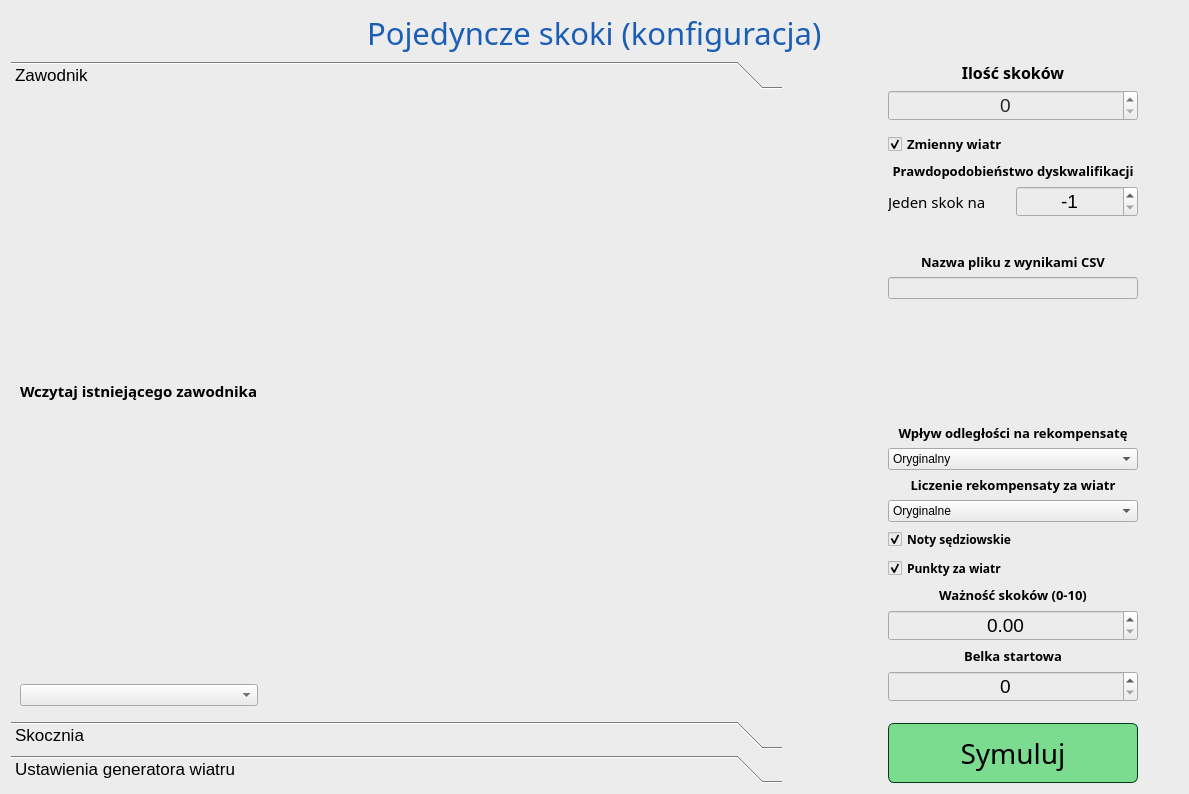
This is source/UI/SingleJumps/SingleJumpsConfigWindow.ui in SiekamCebule/sj-sim as Qt 5 draws it before an edit. The edited form follows.
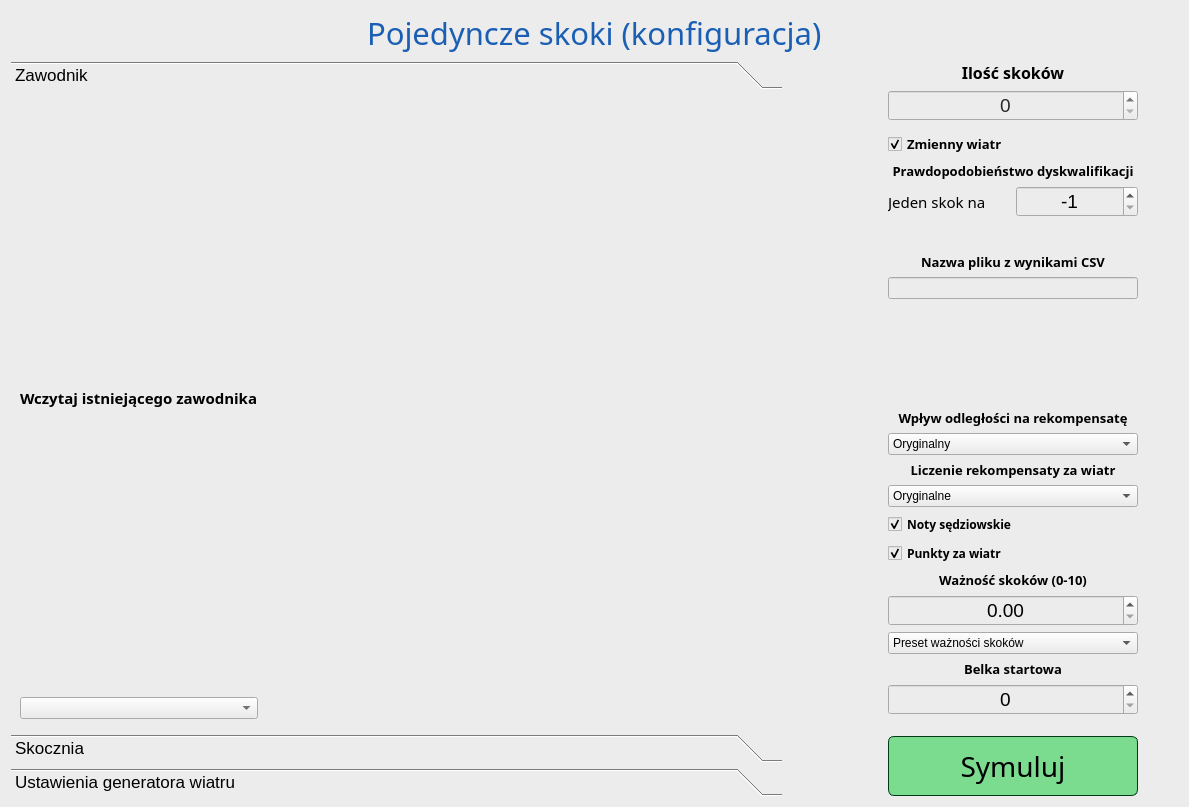
This is the edited form.

```diff
--- a/source/UI/SingleJumps/SingleJumpsConfigWindow.ui
+++ b/source/UI/SingleJumps/SingleJumpsConfigWindow.ui
@@ -7,7 +7,7 @@
     <x>0</x>
     <y>0</y>
     <width>1189</width>
-    <height>794</height>
+    <height>807</height>
    </rect>
   </property>
   <property name="sizePolicy">
@@ -110,7 +110,7 @@
           <x>0</x>
           <y>0</y>
           <width>757</width>
-          <height>619</height>
+          <height>632</height>
          </rect>
         </property>
         <attribute name="label">
@@ -808,6 +808,18 @@
            </property>
           </widget>
          </item>
+         <item>
+          <widget class="QComboBox" name="comboBox_jumpsImportancePreset">
+           <property name="styleSheet">
+            <string notr="true">color: black;</string>
+           </property>
+           <item>
+            <property name="text">
+             <string>Preset ważności skoków</string>
+            </property>
+           </item>
+          </widget>
+         </item>
          <item>
           <widget class="QLabel" name="label">
            <property name="sizePolicy">
```
Left out of the diff: 4 changed lines with no effect on the pictures.
